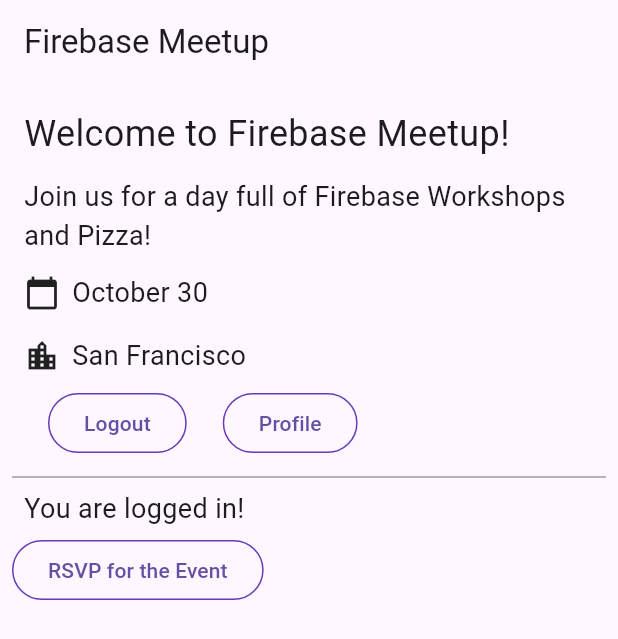
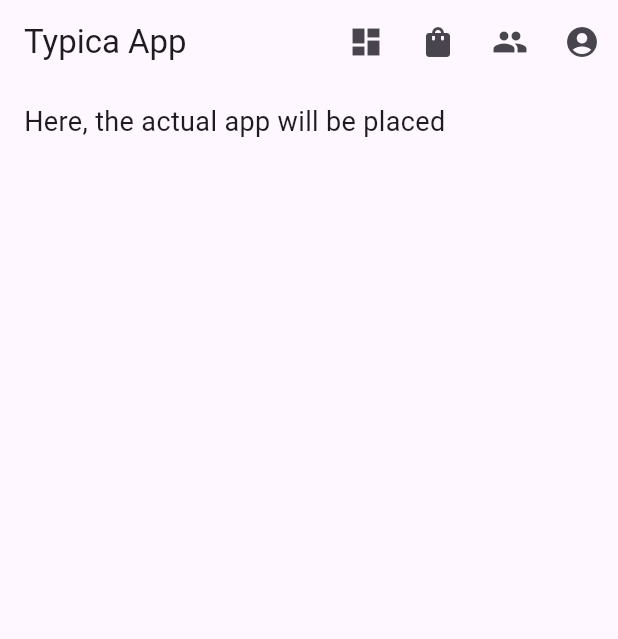
Before and after one commit to NicoHoch/typica, a Flutter app: the screen it shows once a user with an empty profile is signed in, on a phone screen of 412 x 824 dp. Shown: the top 639 px of the screen. Run offline on Flutter 3.47's test engine with Material 3 defaults, Android fonts, the phone set to English and light mode, and no system bars; our stand-ins replace firebase_auth, firebase_core, go_router, google_fonts; missing offline and left inert: firebase_ui_auth; accounts and stored records are empty; generated files the repository leaves out were written again.

Commit message:
added login functionalities

```diff
--- a/lib/home_page.dart
+++ b/lib/home_page.dart
@@ -14,50 +14,72 @@
   Widget build(BuildContext context) {
     return Scaffold(
       appBar: AppBar(
-        title: const Text('Firebase Meetup'),
+        title: const Text('Typica App'),
+        actions: [
+          // Consumer to observe the logged-in state
+          Consumer<ApplicationState>(
+            builder: (context, appState, _) {
+              if (appState.loggedIn) {
+                // If logged in, show the "Übersicht", "Produkte", and "Kunden" cards in the AppBar
+                return Row(
+                  children: [
+                    // "Übersicht" card/button
+                    IconButton(
+                      icon: const Icon(Icons.dashboard),
+                      onPressed: () {
+                        // Navigate to Übersicht page
+                      },
+                      tooltip: 'Übersicht',
+                    ),
+                    // "Produkte" card/button
+                    IconButton(
+                      icon: const Icon(Icons.shopping_bag),
+                      onPressed: () {
+                        // Navigate to Produkte page
+                      },
+                      tooltip: 'Produkte',
+                    ),
+                    // "Kunden" card/button
+                    IconButton(
+                      icon: const Icon(Icons.people),
+                      onPressed: () {
+                        // Navigate to Kunden page
+                      },
+                      tooltip: 'Kunden',
+                    ),
+                    AuthFunc(
+                      loggedIn: appState.loggedIn,
+                      signOut: () {
+                        FirebaseAuth.instance.signOut();
+                      },
+                    ),
+                  ],
+                );
+              } else {
+                // If not logged in, show login button
+                return AuthFunc(
+                  loggedIn: appState.loggedIn,
+                  signOut: () {
+                    FirebaseAuth.instance.signOut();
+                  },
+                );
+              }
+            },
+          ),
+        ],
       ),
       body: ListView(
         padding: const EdgeInsets.all(8.0),
         children: <Widget>[
-          const Header('Welcome to Firebase Meetup!'),
-          const Paragraph(
-            'Join us for a day full of Firebase Workshops and Pizza!',
-          ),
-          const IconAndDetail(Icons.calendar_today, 'October 30'),
-          const IconAndDetail(Icons.location_city, 'San Francisco'),
-
-          // Display the AuthFunc widget for login and logout
-          Consumer<ApplicationState>(
-            builder: (context, appState, _) => AuthFunc(
-              loggedIn: appState.loggedIn,
-              signOut: () {
-                FirebaseAuth.instance.signOut();
-              },
-            ),
-          ),
-
-          const Divider(
-            height: 8,
-            thickness: 1,
-            color: Colors.grey,
-          ),
-
           // RSVP section for logged-in users
           Consumer<ApplicationState>(
             builder: (context, appState, _) => Column(
               crossAxisAlignment: CrossAxisAlignment.start,
               children: [
                 appState.loggedIn
-                    ? const Paragraph('You are logged in!')
-                    : const Paragraph('Please log in to RSVP.'),
-                if (appState.loggedIn) ...[
-                  StyledButton(
-                    onPressed: () {
-                      // Action for RSVP
-                    },
-                    child: const Text('RSVP for the Event'),
-                  ),
-                ],
+                    ? const Paragraph('Here, the actual app will be placed')
+                    : const Paragraph(
+                        'Welcome to Typica App - your order management platform. Log in to manage your orders'),
               ],
             ),
           ),
--- a/lib/src/authentication.dart
+++ b/lib/src/authentication.dart
@@ -6,6 +6,7 @@
 import 'package:go_router/go_router.dart';
 
 import 'widgets.dart';
+import '../app_state.dart';
 
 class AuthFunc extends StatelessWidget {
   const AuthFunc({
@@ -19,28 +20,43 @@
 
   @override
   Widget build(BuildContext context) {
-    return Row(
-      children: [
-        Padding(
-          padding: const EdgeInsets.only(left: 24, bottom: 8),
-          child: StyledButton(
-              onPressed: () {
-                !loggedIn ? context.push('/sign-in') : signOut();
-              },
-              child: !loggedIn ? const Text('RSVP') : const Text('Logout')),
-        ),
-        Visibility(
-          visible: loggedIn,
-          child: Padding(
-            padding: const EdgeInsets.only(left: 24, bottom: 8),
-            child: StyledButton(
-                onPressed: () {
-                  context.push('/profile');
-                },
-                child: const Text('Profile')),
-          ),
-        )
-      ],
-    );
+    return loggedIn
+        ? PopupMenuButton<String>(
+            onSelected: (value) {
+              if (value == 'profile') {
+                // Navigate to profile page with go_router
+                context.push('/profile');
+              } else if (value == 'logout') {
+                // Sign out the user
+                signOut();
+              }
+            },
+            itemBuilder: (BuildContext context) => <PopupMenuEntry<String>>[
+              const PopupMenuItem<String>(
+                value: 'profile',
+                child: ListTile(
+                  leading: Icon(Icons.account_circle),
+                  title: Text('Profile'),
+                ),
+              ),
+              const PopupMenuItem<String>(
+                value: 'logout',
+                child: ListTile(
+                  leading: Icon(Icons.exit_to_app),
+                  title: Text('Logout'),
+                ),
+              ),
+            ],
+            icon: const Icon(Icons.account_circle), // Profile icon
+            tooltip: 'Profile and Logout',
+          )
+        : IconButton(
+            icon: const Icon(Icons.login),
+            onPressed: () {
+              // Navigate to sign-in page
+              context.push('/sign-in');
+            },
+            tooltip: 'Login',
+          );
   }
 }
```
